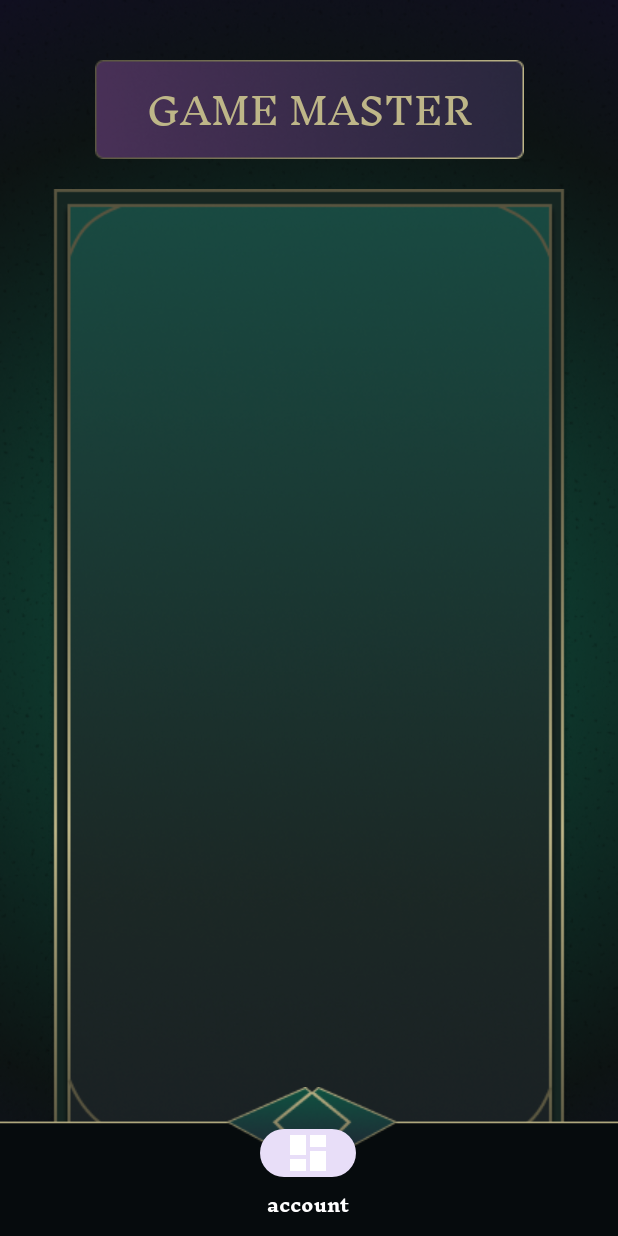
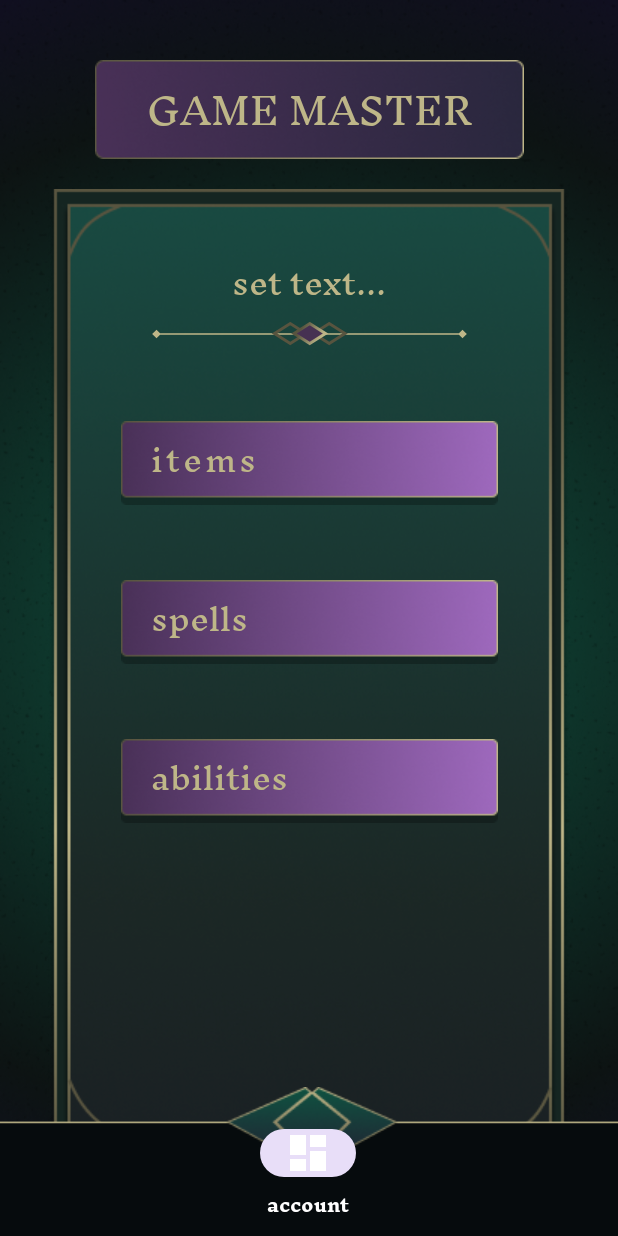
Before and after one commit to plowsters/PocketGrimoire, an Android app: the AdminPageActivity screen opened directly, with no data from a screen before it, on a phone screen of 412 x 824 dp. Run offline under Robolectric (Android 15) with nearby library versions, the phone set to English and light mode, and no system bars; our stand-ins replace RxJava, navigation-ui.

Commit message:
added image buttons to admin page selection

```diff
--- a/app/src/main/res/layout/activity_admin_page.xml
+++ b/app/src/main/res/layout/activity_admin_page.xml
@@ -4,6 +4,7 @@
     xmlns:tools="http://schemas.android.com/tools"
     android:layout_width="match_parent"
     android:layout_height="match_parent"
+    tools:showIn="@layout/fragment_admin_selection"
     android:background="@drawable/background">
 
     <androidx.fragment.app.FragmentContainerView
@@ -35,4 +36,6 @@
         app:menu="@menu/bottom_nav_menu" />
 
 
+
+
 </androidx.constraintlayout.widget.ConstraintLayout>
--- a/app/src/main/res/layout/activity_character_list.xml
+++ b/app/src/main/res/layout/activity_character_list.xml
@@ -75,7 +75,7 @@
 
     <ImageView
         android:id="@+id/lineDecoratorImageView"
-        android:layout_width="150sp"
+        android:layout_width="wrap_content"
         android:layout_height="wrap_content"
         app:srcCompat="@drawable/line_decorator"
         app:layout_constraintTop_toBottomOf="@+id/characterTitleTextView"
--- a/app/src/main/res/layout/fragment_admin_selection.xml
+++ b/app/src/main/res/layout/fragment_admin_selection.xml
@@ -5,8 +5,8 @@
     xmlns:app="http://schemas.android.com/apk/res-auto"
     xmlns:tools="http://schemas.android.com/tools"
     android:background="@drawable/background"
-    tools:showIn="@layout/activity_admin_page"
-    tools:context=".fragments.AdminSelectionFragment">
+    tools:context=".fragments.AdminSelectionFragment"
+    tools:showIn="@layout/activity_admin_page">
 
     <ImageView
         android:id="@+id/contentImageView"
@@ -42,6 +42,106 @@
         app:layout_constraintRight_toRightOf="@id/userTitleImageView"
         app:layout_constraintLeft_toLeftOf="@id/userTitleImageView"/>
 
+    <ImageView
+        android:id="@+id/lineDecoratorImageView"
+        android:layout_width="wrap_content"
+        android:layout_height="wrap_content"
+        android:foregroundGravity="center"
+        app:layout_constraintLeft_toLeftOf="@+id/contentImageView"
+        app:layout_constraintRight_toRightOf="@+id/contentImageView"
+        app:layout_constraintTop_toBottomOf="@+id/adminTitleView"
+        app:srcCompat="@drawable/line_decorator" />
+
+    <TextView
+        android:id="@+id/adminTitleView"
+        android:layout_width="wrap_content"
+        android:layout_height="wrap_content"
+        android:layout_marginTop="20dp"
+        android:fontFamily="@font/inknut_antiqua_regular"
+        android:text="set text..."
+        android:textColor="#BEB688"
+        android:textSize="20sp"
+        app:layout_constraintBottom_toBottomOf="@id/lineDecoratorImageView"
+        app:layout_constraintLeft_toLeftOf="@+id/contentImageView"
+        app:layout_constraintRight_toRightOf="@+id/contentImageView"
+        app:layout_constraintTop_toTopOf="@+id/contentImageView"/>
+
+    <ImageButton
+        android:id="@+id/itemsImageButton"
+        android:layout_width="wrap_content"
+        android:layout_height="wrap_content"
+        android:background="@android:color/transparent"
+        android:src="@drawable/admin_selection_button"
+        android:layout_marginTop="50dp"
+        app:layout_constraintRight_toRightOf="@+id/contentImageView"
+        app:layout_constraintLeft_toLeftOf="@id/contentImageView"
+        app:layout_constraintTop_toBottomOf="@id/lineDecoratorImageView"/>
+
+    <ImageButton
+        android:id="@+id/spellsImageButton"
+        android:layout_width="wrap_content"
+        android:layout_height="wrap_content"
+        android:background="@android:color/transparent"
+        android:src="@drawable/admin_selection_button"
+        android:layout_marginTop="50dp"
+        app:layout_constraintRight_toRightOf="@+id/contentImageView"
+        app:layout_constraintLeft_toLeftOf="@id/contentImageView"
+        app:layout_constraintTop_toBottomOf="@id/itemsImageButton"/>
+
+    <ImageButton
+        android:id="@+id/abilitiesmageButton"
+        android:layout_width="wrap_content"
+        android:layout_height="wrap_content"
+        android:background="@android:color/transparent"
+        android:src="@drawable/admin_selection_button"
+        android:layout_marginTop="50dp"
+        app:layout_constraintRight_toRightOf="@+id/contentImageView"
+        app:layout_constraintLeft_toLeftOf="@id/contentImageView"
+        app:layout_constraintTop_toBottomOf="@id/spellsImageButton"/>
+
+    <TextView
+        android:id="@+id/itemsTextView"
+        android:layout_width="wrap_content"
+        android:layout_height="wrap_content"
+        android:text="items"
+        android:layout_marginStart="20dp"
+        android:layout_marginBottom="5dp"
+        android:letterSpacing="0.1"
+        android:textColor="#BEB688"
+        android:textSize="20sp"
+        android:fontFamily="@font/inknut_antiqua_regular"
+        app:layout_constraintLeft_toLeftOf="@id/itemsImageButton"
+        app:layout_constraintTop_toTopOf="@id/itemsImageButton"
+        app:layout_constraintBottom_toBottomOf="@id/itemsImageButton"/>
+
+    <TextView
+        android:id="@+id/spellsTextView"
+        android:layout_width="wrap_content"
+        android:layout_height="wrap_content"
+        android:text="spells"
+        android:layout_marginStart="20dp"
+        android:layout_marginBottom="5dp"
+        android:textColor="#BEB688"
+        android:textSize="20sp"
+        android:fontFamily="@font/inknut_antiqua_regular"
+        app:layout_constraintLeft_toLeftOf="@id/spellsImageButton"
+        app:layout_constraintTop_toTopOf="@id/spellsImageButton"
+        app:layout_constraintBottom_toBottomOf="@id/spellsImageButton"/>
+
+    <TextView
+        android:id="@+id/abilitiesTextView"
+        android:layout_width="wrap_content"
+        android:layout_height="wrap_content"
+        android:text="abilities"
+        android:layout_marginStart="20dp"
+        android:layout_marginBottom="5dp"
+        android:textColor="#BEB688"
+        android:textSize="20sp"
+        android:fontFamily="@font/inknut_antiqua_regular"
+        app:layout_constraintLeft_toLeftOf="@id/abilitiesmageButton"
+        app:layout_constraintTop_toTopOf="@id/abilitiesmageButton"
+        app:layout_constraintBottom_toBottomOf="@id/abilitiesmageButton"/>
+
 
 
 </androidx.constraintlayout.widget.ConstraintLayout>
```
Also changed, not shown: app/src/main/res/layout/fragment_admin.xml (added, +69 -0 lines), app/src/main/res/drawable/admin_selection_button.png (added).
